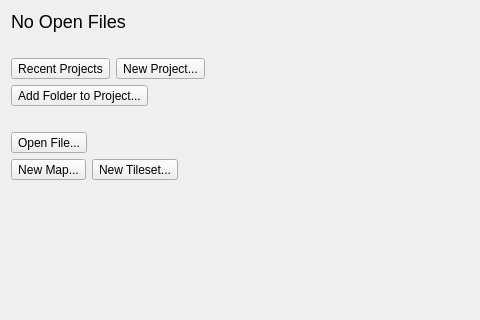
Qt form src/tiled/noeditorwidget.ui (mapeditor/tiled) before a commit; both pictures show x 0 to 480 and y 0 to 320 of the 885 by 454 pixel window.
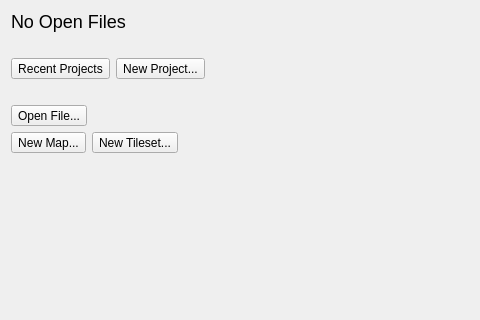
The same form after that commit. Icons and pictures are not drawn.

Commit message:
Removed "Add Folder to Project" button from the startup page
This button is no longer very useful to show on this page and is now
even somewhat confusing. When creating a new project, its root folder is
added automatically after all.

The button also wasn't properly disabled when no project was loaded,
making it possible to add a folder before creating a project.

What changed in the file:
```diff
--- a/src/tiled/noeditorwidget.ui
+++ b/src/tiled/noeditorwidget.ui
@@ -102,33 +102,6 @@
        </item>
       </layout>
      </item>
-     <item>
-      <layout class="QHBoxLayout" name="horizontalLayout_3">
-       <item>
-        <widget class="QToolButton" name="addFolderToProjectButton">
-         <property name="text">
-          <string notr="true">Add Folder to Project...</string>
-         </property>
-         <property name="toolButtonStyle">
-          <enum>Qt::ToolButtonTextOnly</enum>
-         </property>
-        </widget>
-       </item>
-       <item>
-        <spacer name="horizontalSpacer_2">
-         <property name="orientation">
-          <enum>Qt::Horizontal</enum>
-         </property>
-         <property name="sizeHint" stdset="0">
-          <size>
-           <width>88</width>
-           <height>20</height>
-          </size>
-         </property>
-        </spacer>
-       </item>
-      </layout>
-     </item>
      <item>
       <spacer name="verticalSpacer_2">
        <property name="orientation">
```
Left out of the diff: 7 changed lines with no effect on the pictures. The commit also changes 2 other files.
